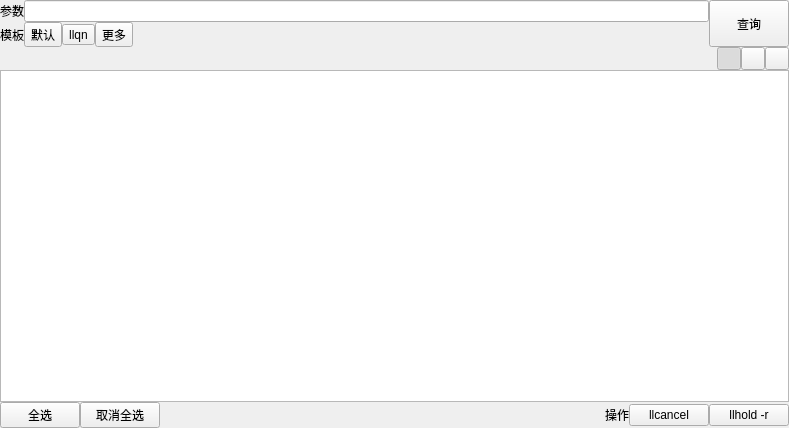
Before: the Qt Designer form src/plugins/loadleveler_monitor/panels/llq_panel.ui in cemc-oper/nwpc-monitor-app, drawn with Qt 5.
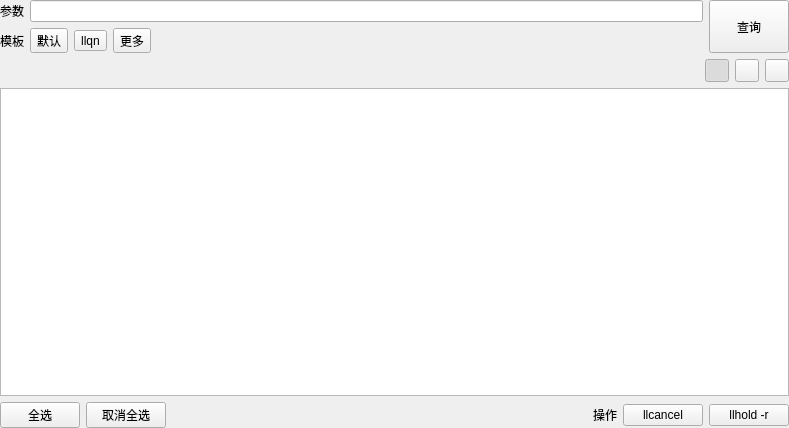
After: the same form once the commit is applied. Icons and pictures are not drawn.

The edit to the form file:
```diff
--- a/src/plugins/loadleveler_monitor/panels/llq_panel.ui
+++ b/src/plugins/loadleveler_monitor/panels/llq_panel.ui
@@ -26,9 +26,6 @@
    <property name="bottomMargin">
     <number>0</number>
    </property>
-   <property name="spacing">
-    <number>0</number>
-   </property>
    <item row="0" column="0">
     <layout class="QGridLayout" name="query_layout">
      <item row="0" column="0">
```
Left out of the diff: 30 changed lines with no effect on the pictures.
